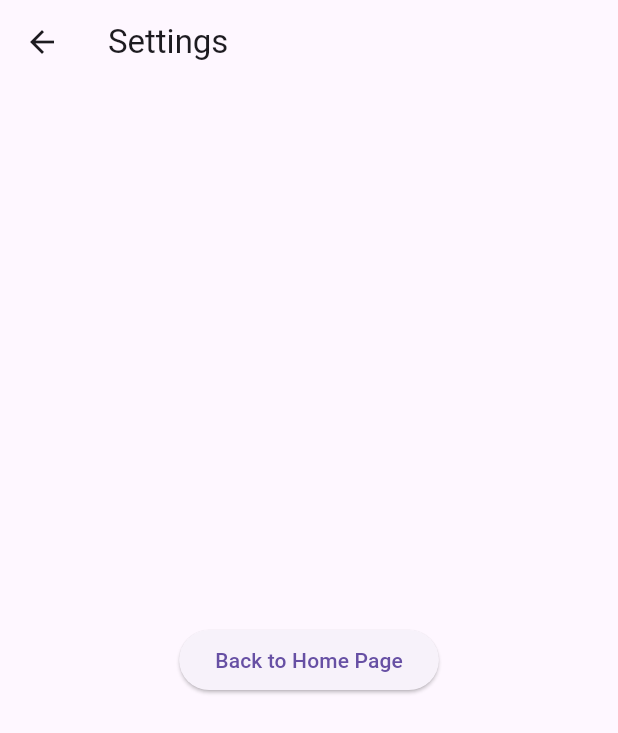
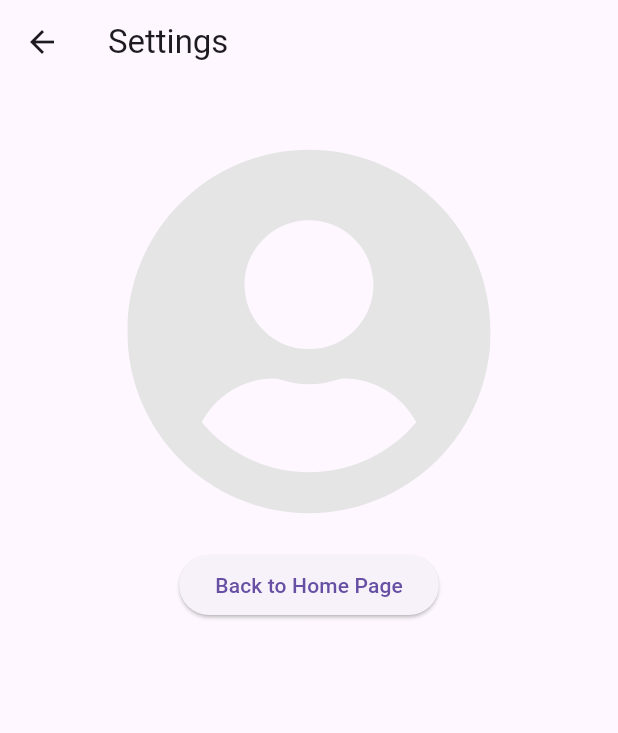
Before and after one commit to Noha09/proyecto_sem_mobile, a Flutter app: the SecondPage screen opened by its route, on a phone screen of 412 x 824 dp. Shown: the top 733 px of the screen. Run offline on Flutter 3.47's test engine with Material 3 defaults, Android fonts, the phone set to English and light mode, and no system bars; our stand-ins replace flutter_svg.

Commit message:
Build: empezando la pagina de ajustes o settings o como se llame

```diff
--- a/lib/settings.dart
+++ b/lib/settings.dart
@@ -1,4 +1,5 @@
 import 'package:flutter/material.dart';
+import 'package:flutter_svg/flutter_svg.dart';
 
 class SecondPage extends StatelessWidget {
   const SecondPage({super.key});
@@ -7,7 +8,16 @@ class SecondPage extends StatelessWidget {
   Widget build(BuildContext context) {
     return Scaffold(
       appBar: AppBar(title: const Text('Settings')),
-      body: Center(
+      body: Column(
+        mainAxisAlignment: MainAxisAlignment.start,
+        children: [
+          const SizedBox(height: 40),  // Espacio en la parte superior
+          SvgPicture.asset(
+            'assets/usuario.svg',
+            height: 250,  // Ajusta el tamaño de la imagen según tus necesidades
+          ),
+          const SizedBox(height: 20),  // Espacio entre la imagen y el botón
+          Center(
             child: ElevatedButton(
               onPressed: () {
                 Navigator.pop(context);
@@ -15,6 +25,8 @@ class SecondPage extends StatelessWidget {
               child: const Text('Back to Home Page'),
             ),
           ),
+        ],
+      ),
     );
   }
 }
--- a/pubspec.yaml
+++ b/pubspec.yaml
@@ -9,6 +9,7 @@ environment:
 dependencies:
   flutter:
     sdk: flutter
+  flutter_svg: ^1.1.6
 
 dev_dependencies:
   flutter_test:
@@ -17,3 +18,5 @@ dev_dependencies:
 
 flutter:
   uses-material-design: true
+  assets:
+    - assets/usuario.svg
```
Also changed, not shown: assets/usuario.svg (added), pubspec.lock. Lines whose indentation alone changed are shown as unchanged.
